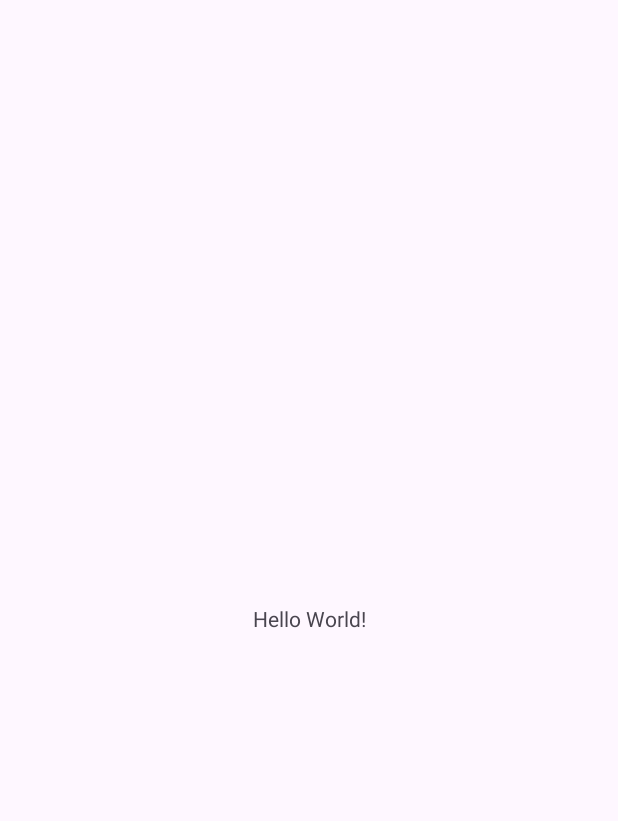
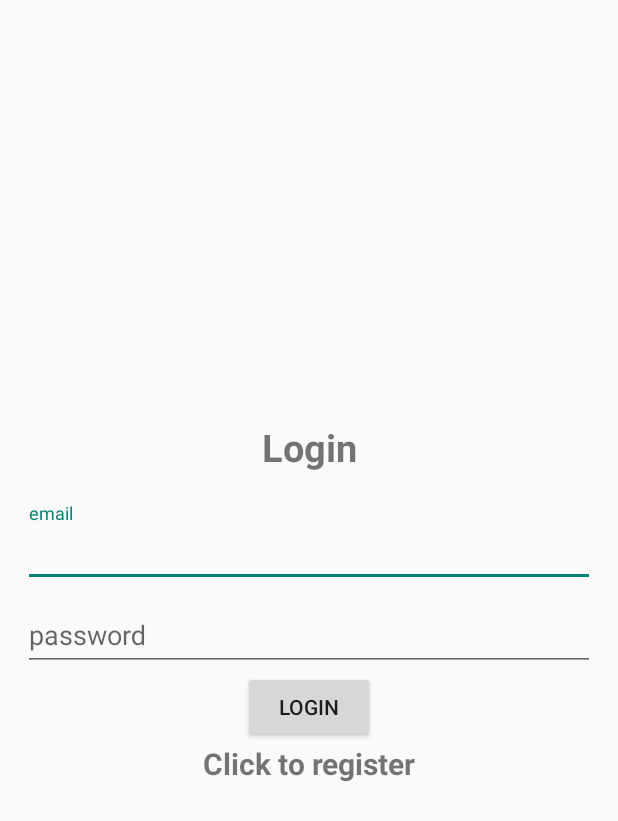
Before and after one commit to sagi565/FuelManagementBetweenDrivers, an Android app: the screen it shows after launch (MainActivity before the commit, Login after it), on a phone screen of 412 x 824 dp. Before the commit the part shown is almost empty. Shown: the top 821 px of the screen. Run offline under Robolectric (Android 15) with nearby library versions, the phone set to English and light mode, and no system bars; our stand-ins replace Firebase (no records; nobody signed in at launch, a user with empty details on screens opened directly).

Commit message:
v2 - login

```diff
--- a/app/build.gradle
+++ b/app/build.gradle
@@ -1,5 +1,6 @@
 plugins {
     id 'com.android.application'
+    id 'com.google.gms.google-services'
 }
 
 android {
@@ -31,8 +32,9 @@ android {
 dependencies {
 
     implementation 'androidx.appcompat:appcompat:1.6.1'
-    implementation 'com.google.android.material:material:1.5.0'
+    implementation 'com.google.android.material:material:1.9.0'
     implementation 'androidx.constraintlayout:constraintlayout:2.1.4'
+    implementation 'com.google.firebase:firebase-auth:22.1.2'
     testImplementation 'junit:junit:4.13.2'
     androidTestImplementation 'androidx.test.ext:junit:1.1.5'
     androidTestImplementation 'androidx.test.espresso:espresso-core:3.5.1'
--- /dev/null
+++ b/app/src/main/java/com/example/fuelmanagementbetweendrivers/Login.java
@@ -0,0 +1,100 @@
+package com.example.fuelmanagementbetweendrivers;
+
+import androidx.annotation.NonNull;
+import androidx.appcompat.app.AppCompatActivity;
+
+import android.content.Intent;
+import android.os.Bundle;
+import android.text.TextUtils;
+import android.view.View;
+import android.widget.Button;
+import android.widget.ProgressBar;
+import android.widget.TextView;
+import android.widget.Toast;
+
+import com.google.android.gms.tasks.OnCompleteListener;
+import com.google.android.gms.tasks.Task;
+import com.google.android.material.textfield.TextInputEditText;
+import com.google.firebase.auth.AuthResult;
+import com.google.firebase.auth.FirebaseAuth;
+import com.google.firebase.auth.FirebaseUser;
+
+public class Login extends AppCompatActivity {
+    TextInputEditText editTextEmail, editTextPassword;
+    Button butonLogin;
+    FirebaseAuth mAuth;
+
+    TextView textView;
+    ProgressBar progressBar;
+
+    @Override
+    public void onStart() {
+        super.onStart();
+        FirebaseUser currentUser = mAuth.getCurrentUser();
+        if(currentUser != null){
+            Intent intent = new Intent(getApplicationContext(), MainActivity.class);
+            startActivity(intent);
+            finish();
+        }
+    }
+    @Override
+    protected void onCreate(Bundle savedInstanceState) {
+        super.onCreate(savedInstanceState);
+        setContentView(R.layout.activity_login);
+
+        mAuth = FirebaseAuth.getInstance();
+        editTextEmail = findViewById(R.id.email);
+        editTextPassword = findViewById(R.id.password);
+        butonLogin = findViewById(R.id.btn_login);
+        progressBar = findViewById(R.id.progressBar);
+        textView = findViewById(R.id.registerNow);
+
+        textView.setOnClickListener(new View.OnClickListener() {
+            @Override
+            public void onClick(View view) {
+                Intent intent = new Intent(getApplicationContext(), Register.class);
+                startActivity(intent);
+                finish();
+            }
+        });
+
+        butonLogin.setOnClickListener(new View.OnClickListener() {
+            @Override
+            public void onClick(View view) {
+                progressBar.setVisibility(View.VISIBLE);
+                String email, password;
+                email = String.valueOf(editTextEmail.getText());
+                password = String.valueOf(editTextPassword.getText());
+
+                if(TextUtils.isEmpty(email)){
+                    Toast.makeText(Login.this, "Enter email", Toast.LENGTH_SHORT).show();
+                    return;
+                }
+                if(TextUtils.isEmpty(password)){
+                    Toast.makeText(Login.this, "Enter password", Toast.LENGTH_SHORT).show();
+                    return;
+                }
+
+                mAuth.signInWithEmailAndPassword(email, password)
+                        .addOnCompleteListener(new OnCompleteListener<AuthResult>() {
+                            @Override
+                            public void onComplete(@NonNull Task<AuthResult> task) {
+                                progressBar.setVisibility(View.GONE);
+                                if (task.isSuccessful()) {
+                                    Toast.makeText(Login.this, "Login Successful.",
+                                            Toast.LENGTH_SHORT).show();
+                                    Intent intent = new Intent(getApplicationContext(), MainActivity.class);
+                                    startActivity(intent);
+                                    finish();
+                                } else {
+                                    // If sign in fails, display a message to the user.
+                                    Toast.makeText(Login.this, "Authentication failed.",
+                                            Toast.LENGTH_SHORT).show();
+                                }
+                            }
+                        });
+
+            }
+        });
+    }
+}
--- /dev/null
+++ b/app/src/main/res/layout/activity_login.xml
@@ -0,0 +1,65 @@
+<?xml version="1.0" encoding="utf-8"?>
+<LinearLayout xmlns:android="http://schemas.android.com/apk/res/android"
+    xmlns:app="http://schemas.android.com/apk/res-auto"
+    xmlns:tools="http://schemas.android.com/tools"
+    android:layout_width="match_parent"
+    android:layout_height="match_parent"
+    android:orientation="vertical"
+    android:gravity="center"
+    android:padding="15dp"
+    tools:context=".Login">
+
+    <TextView
+        android:layout_width="match_parent"
+        android:layout_height="wrap_content"
+        android:text="Login"
+        android:textSize="25sp"
+        android:textStyle="bold"
+        android:layout_marginBottom="20dp"
+        android:gravity="center"/>
+
+    <com.google.android.material.textfield.TextInputLayout
+        android:layout_width="match_parent"
+        android:layout_height="wrap_content">
+        <com.google.android.material.textfield.TextInputEditText
+            android:id="@+id/email"
+            android:hint="email"
+            android:layout_width="match_parent"
+            android:layout_height="wrap_content"/>
+    </com.google.android.material.textfield.TextInputLayout>
+
+
+    <com.google.android.material.textfield.TextInputLayout
+        android:layout_width="match_parent"
+        android:layout_height="wrap_content">
+        <com.google.android.material.textfield.TextInputEditText
+            android:id="@+id/password"
+            android:hint="password"
+            android:layout_width="match_parent"
+            android:layout_height="wrap_content"/>
+    </com.google.android.material.textfield.TextInputLayout>
+
+    <ProgressBar
+        android:id="@+id/progressBar"
+        android:visibility="gone"
+        android:layout_width="wrap_content"
+        android:layout_height="wrap_content"/>
+
+    <Button
+        android:id="@+id/btn_login"
+        android:layout_width="wrap_content"
+        android:layout_height="wrap_content"
+        android:text="Login"/>
+
+    <TextView
+        android:id="@+id/registerNow"
+        android:textSize="20sp"
+        android:textStyle="bold"
+        android:layout_marginBottom="20dp"
+        android:gravity="center"
+        android:text="Click to register"
+        android:layout_width="match_parent"
+        android:layout_height="wrap_content"/>
+
+
+</LinearLayout>
--- a/app/src/main/res/layout/activity_main.xml
+++ b/app/src/main/res/layout/activity_main.xml
@@ -1,18 +1,22 @@
 <?xml version="1.0" encoding="utf-8"?>
-<androidx.constraintlayout.widget.ConstraintLayout xmlns:android="http://schemas.android.com/apk/res/android"
+<LinearLayout xmlns:android="http://schemas.android.com/apk/res/android"
     xmlns:app="http://schemas.android.com/apk/res-auto"
     xmlns:tools="http://schemas.android.com/tools"
     android:layout_width="match_parent"
     android:layout_height="match_parent"
-    tools:context=".MainActivity">
+    android:orientation="vertical"
+    android:gravity="center"
+    tools:context=".MainActivity" >
 
     <TextView
+        android:id="@+id/userDetails"
         android:layout_width="wrap_content"
         android:layout_height="wrap_content"
-        android:text="Hello World!"
-        app:layout_constraintBottom_toBottomOf="parent"
-        app:layout_constraintEnd_toEndOf="parent"
-        app:layout_constraintStart_toStartOf="parent"
-        app:layout_constraintTop_toTopOf="parent" />
+        android:text="Fuel Management" />
 
-</androidx.constraintlayout.widget.ConstraintLayout>
+    <Button
+        android:id="@+id/logout"
+        android:layout_width="wrap_content"
+        android:layout_height="wrap_content"
+        android:text="logout" />
+</LinearLayout>
--- a/build.gradle
+++ b/build.gradle
@@ -1,4 +1,8 @@
-// Top-level build file where you can add configuration options common to all sub-projects/modules.
+buildscript {
+    dependencies {
+        classpath 'com.google.gms:google-services:4.3.14'
+    }
+}// Top-level build file where you can add configuration options common to all sub-projects/modules.
 plugins {
     id 'com.android.application' version '8.0.2' apply false
     id 'com.android.library' version '8.0.2' apply false
```
Also changed, not shown: app/src/main/AndroidManifest.xml (+12 -2 lines), app/src/main/java/com/example/fuelmanagementbetweendrivers/MainActivity.java (+34 -1 lines), app/src/main/java/com/example/fuelmanagementbetweendrivers/Register.java (added, +100 -0 lines), app/src/main/res/layout/activity_register.xml (added, +65 -0 lines).
